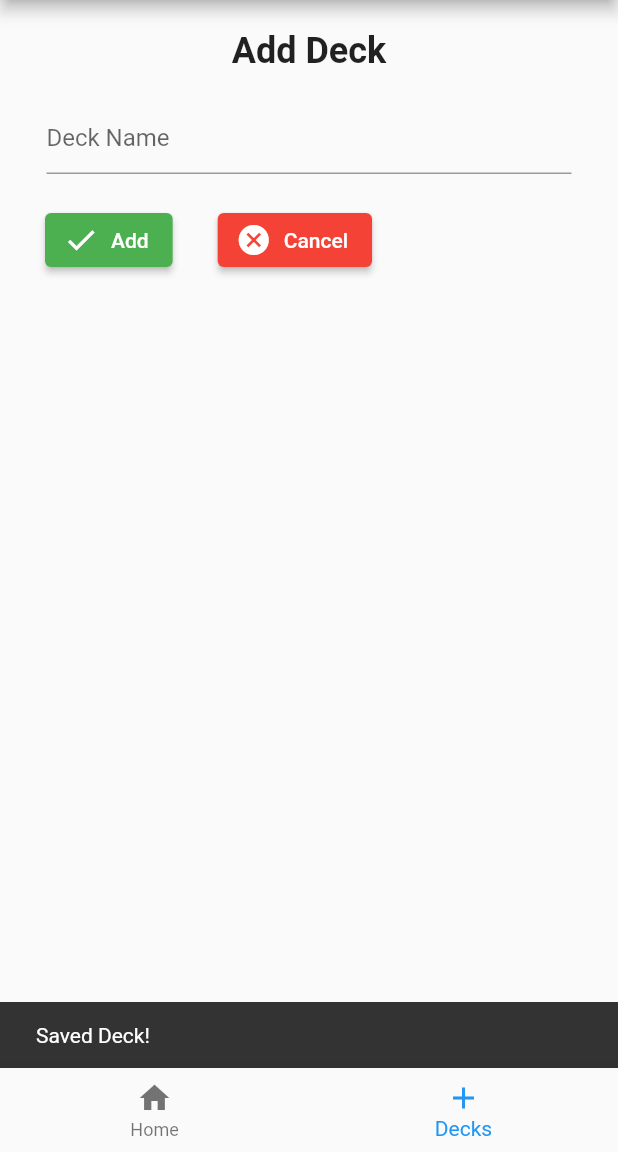
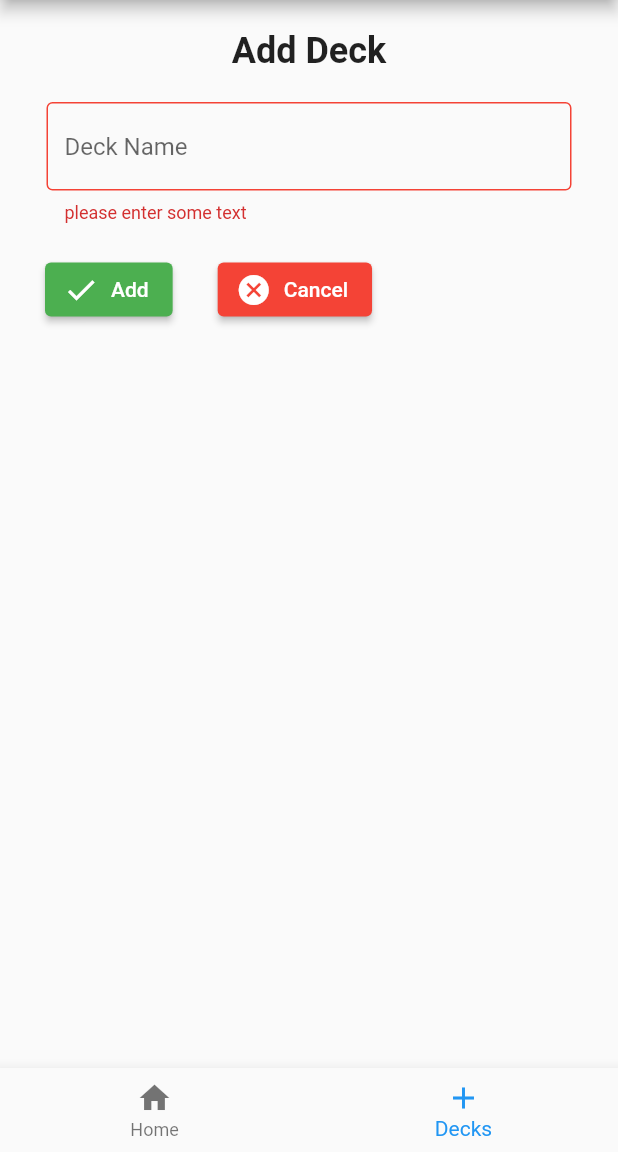
Before and after one commit to SynapseProgramming/membit, a Flutter app: the CreatedeckScreen screen opened by its route, after a tap on "Add", on a phone screen of 412 x 824 dp, the part 84-1236 px from its top. Run offline on Flutter 3.47's test engine with Material 2 defaults, Android fonts, the phone set to English and light mode, and no system bars; our stand-ins replace auto_route, isar; accounts and stored records are empty; generated files the repository leaves out were written again.

Commit message:
Added form validation to add decks widget

```diff
--- a/lib/deckscreen.dart
+++ b/lib/deckscreen.dart
@@ -17,13 +17,15 @@ class CreatedeckScreen extends StatefulWidget {
 class _CreatedeckScreenState extends State<CreatedeckScreen> {
   String? deckName;
   var snack = const SnackBar(content: Text("Saved Deck!"));
-
+  final GlobalKey<FormState> _formkey = GlobalKey();
 
   @override
   Widget build(BuildContext context) {
     final dbref = DbAccess.of(context).dbinstance;
     var router = context.router;
-    return Column(
+    return Form(
+      key: _formkey,
+      child: Column(
         children: [
           const SizedBox(
             height: 20,
@@ -40,15 +42,19 @@ class _CreatedeckScreenState extends State<CreatedeckScreen> {
           ),
           Container(
             width: 350,
-          child: TextField(
+            child: TextFormField(
               decoration: const InputDecoration(
                   hintText: 'Deck Name',
-            ),
+                  border: OutlineInputBorder(),
+                  errorBorder: OutlineInputBorder(
+                      borderSide: BorderSide(color: Colors.red))),
               onChanged: (text) {
-              setState(() {
                 deckName = text;
-              });
-
+              },
+              validator: (value) {
+                if (value != null && value.isEmpty)
+                  return "please enter some text";
+                return null;
               },
             ),
           ),
@@ -62,10 +68,13 @@ class _CreatedeckScreenState extends State<CreatedeckScreen> {
               ),
               ElevatedButton.icon(
                 onPressed: () {
+                  bool valid = _formkey.currentState!.validate();
+                  if (valid) {
                     Deck newdeck = Deck();
                     newdeck.name = deckName.toString();
                     dbref.saveDeck(newdeck);
                     ScaffoldMessenger.of(context).showSnackBar(snack);
+                  }
                 },
                 icon: const Icon(Icons.check),
                 label: const Text("Add"),
@@ -85,6 +94,7 @@ class _CreatedeckScreenState extends State<CreatedeckScreen> {
             ],
           )
         ],
+      ),
     );
   }
 }
@@ -147,10 +157,7 @@ class DeckScreen extends StatelessWidget {
                 },
                 icon: const Icon(Icons.add)),
             actions: [
-              IconButton(
-                  onPressed: () {
-                  },
-                  icon: const Icon(Icons.delete)),
+              IconButton(onPressed: () {}, icon: const Icon(Icons.delete)),
             ],
             title: const Center(
               child: Text(
```
Lines whose indentation alone changed are shown as unchanged.
